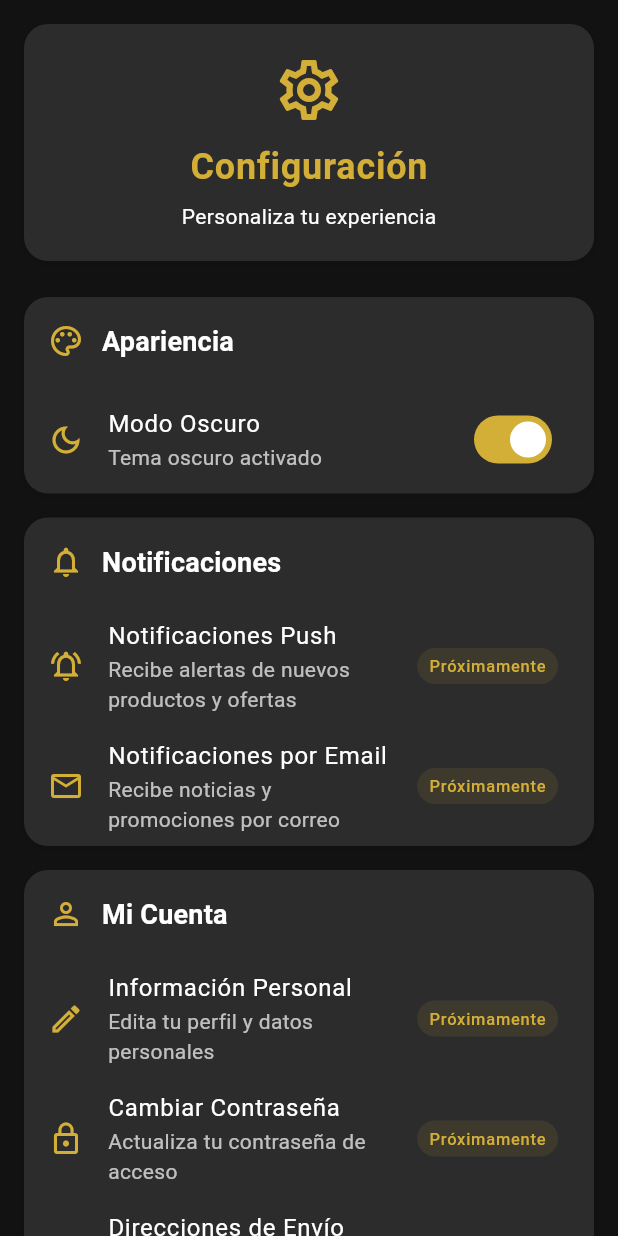
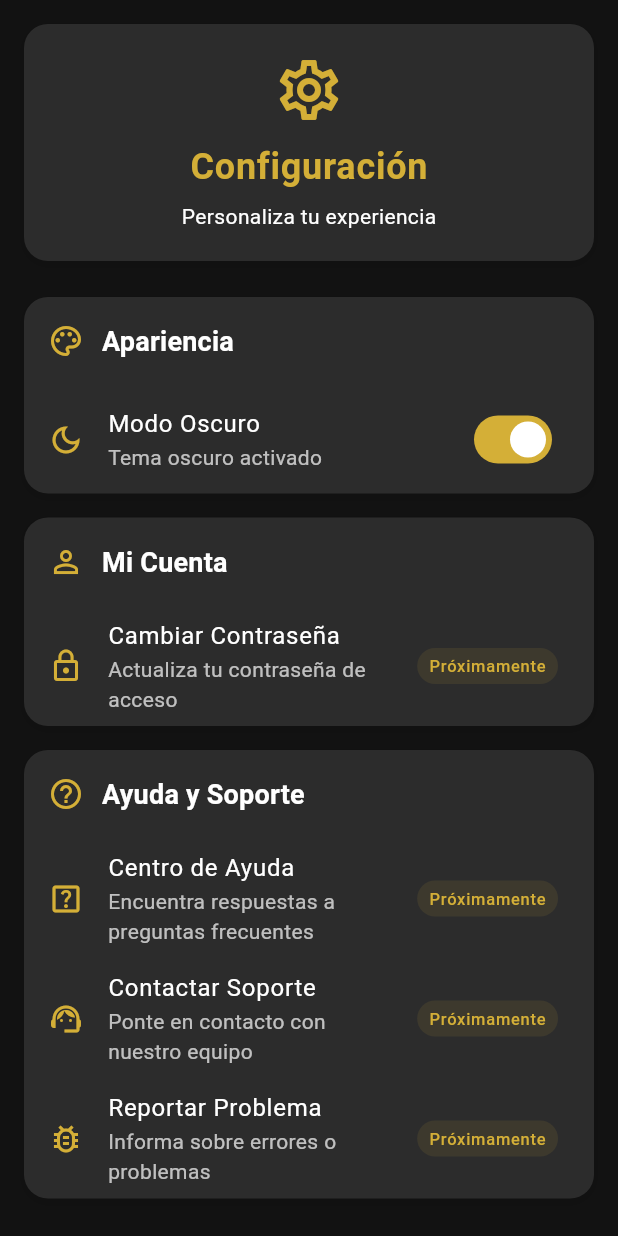
Before and after one commit to DanGmory/New_Style_Mobile, a Flutter app: the SettingsScreen screen opened directly with empty values, on a phone screen of 412 x 824 dp. Run offline on Flutter 3.47's test engine with Material 3 defaults, Android fonts, the phone set to English and light mode, and no system bars; our stand-ins replace dio, logger, shared_preferences; accounts and stored records are empty; network calls fail.

Commit message:
General Changes

```diff
--- a/new_style_app/lib/config/api_config.dart
+++ b/new_style_app/lib/config/api_config.dart
@@ -1,6 +1,6 @@
 class ApiConfig {
   // Host base
-  static const String host = "http://192.168.1.15:3000";
+  static const String host = "http://192.168.1.14:3000";
 
   // ===== ENDPOINTS DE LA API =====
   // Rutas principales del API (coinciden exactamente con el JavaScript)
--- a/new_style_app/lib/pages/settings/settings.dart
+++ b/new_style_app/lib/pages/settings/settings.dart
@@ -75,29 +75,6 @@ class _SettingsScreenState extends State<SettingsScreen> {
 
             const SizedBox(height: 16),
 
-            // Sección de Notificaciones
-            _buildSectionCard(
-              context,
-              'Notificaciones',
-              Icons.notifications_outlined,
-              [
-                _buildDevelopmentTile(
-                  context,
-                  'Notificaciones Push',
-                  'Recibe alertas de nuevos productos y ofertas',
-                  Icons.notifications_active_outlined,
-                ),
-                _buildDevelopmentTile(
-                  context,
-                  'Notificaciones por Email',
-                  'Recibe noticias y promociones por correo',
-                  Icons.email_outlined,
-                ),
-              ],
-            ),
-
-            const SizedBox(height: 16),
-
             // Sección de Cuenta
             _buildSectionCard(
               context,
@@ -106,44 +83,9 @@ class _SettingsScreenState extends State<SettingsScreen> {
               [
                 _buildDevelopmentTile(
                   context,
-                  'Información Personal',
-                  'Edita tu perfil y datos personales',
-                  Icons.edit_outlined,
-                ),
-                _buildDevelopmentTile(
-                  context,
                   'Cambiar Contraseña',
                   'Actualiza tu contraseña de acceso',
                   Icons.lock_outline,
-                ),
-                _buildDevelopmentTile(
-                  context,
-                  'Direcciones de Envío',
-                  'Gestiona tus direcciones guardadas',
-                  Icons.location_on_outlined,
-                ),
-              ],
-            ),
-
-            const SizedBox(height: 16),
-
-            // Sección de Privacidad
-            _buildSectionCard(
-              context,
-              'Privacidad y Seguridad',
-              Icons.security_outlined,
-              [
-                _buildDevelopmentTile(
-                  context,
-                  'Política de Privacidad',
-                  'Lee nuestra política de privacidad',
-                  Icons.privacy_tip_outlined,
-                ),
-                _buildDevelopmentTile(
-                  context,
-                  'Términos y Condiciones',
-                  'Consulta los términos de uso',
-                  Icons.description_outlined,
                 ),
               ],
             ),
@@ -175,43 +117,6 @@ class _SettingsScreenState extends State<SettingsScreen> {
                   Icons.bug_report_outlined,
                 ),
               ],
-            ),
-
-            const SizedBox(height: 24),
-
-            // Información de la App
-            Container(
-              width: double.infinity,
-              padding: const EdgeInsets.all(16),
-              decoration: BoxDecoration(
-                color: theme.cardColor.withValues(alpha: 0.5),
-                borderRadius: BorderRadius.circular(12),
-                border: Border.all(
-                  color: theme.dividerColor.withValues(alpha: 0.2),
-                ),
-              ),
-              child: Column(
-                children: [
-                  Text(
-                    'New Style App',
-                    style: theme.textTheme.titleMedium?.copyWith(
-                      fontWeight: FontWeight.w600,
-                    ),
-                  ),
-                  const SizedBox(height: 4),
-                  Text(
-                    'Versión 1.0.0',
-                    style: theme.textTheme.bodySmall,
-                  ),
-                  const SizedBox(height: 8),
-                  Text(
-                    '© 2025 New Style Mobile',
-                    style: theme.textTheme.bodySmall?.copyWith(
-                      color: theme.textTheme.bodySmall?.color?.withValues(alpha: 0.7),
-                    ),
-                  ),
-                ],
-              ),
             ),
 
             const SizedBox(height: 32),
```
